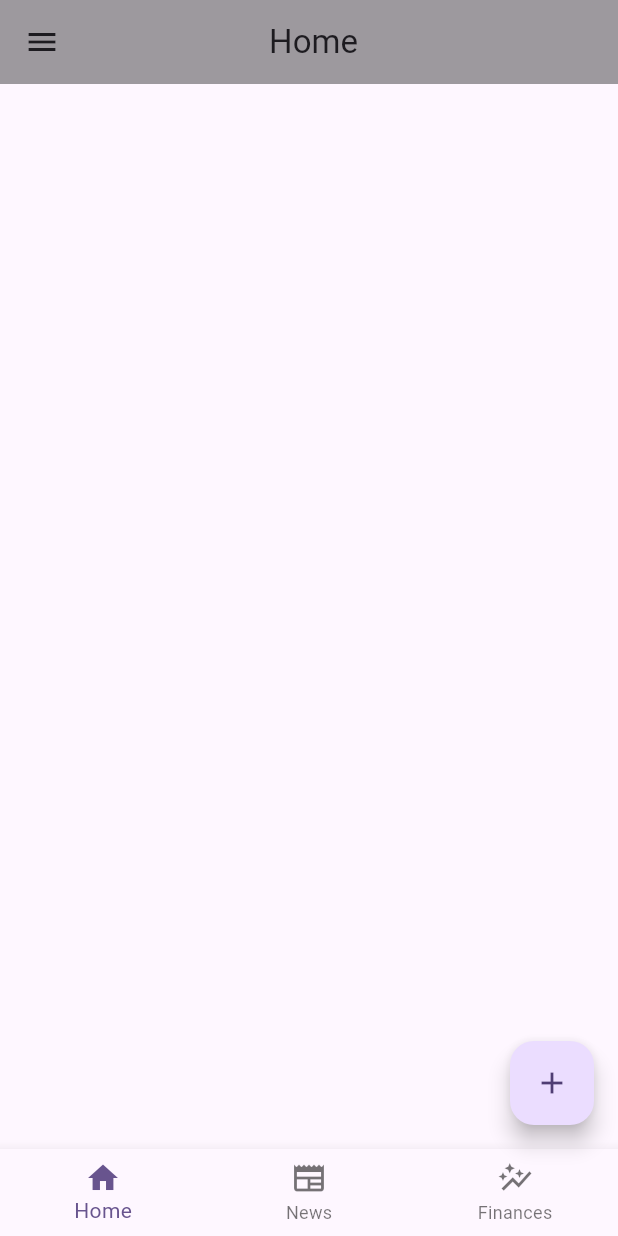
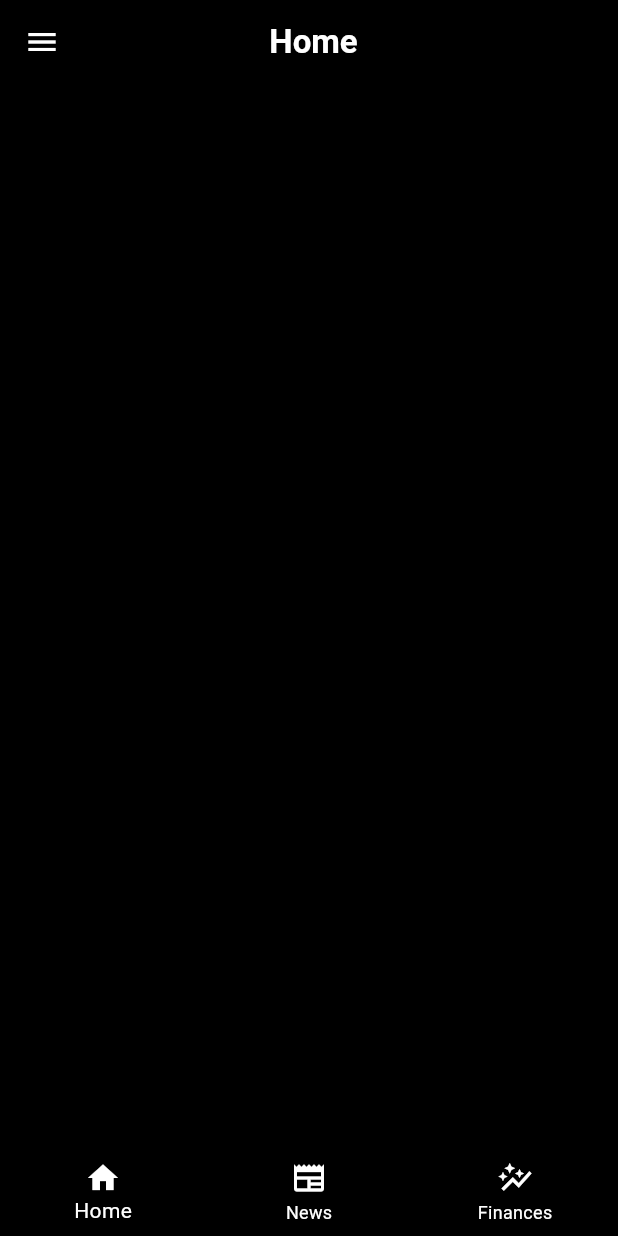
Before and after one commit to CarlosBeilstein/AppAndroidProg, a Flutter app: the screen it shows after launch, on a phone screen of 412 x 824 dp. Run offline on Flutter 3.47's test engine with Material 3 defaults, Android fonts, the light colour scheme and no system bars; our stand-ins replace get, google_fonts.

Commit message:
Pimmelsack mit seife

```diff
--- a/lib/screens/finance_screen_two.dart
+++ b/lib/screens/finance_screen_two.dart
@@ -114,7 +114,7 @@ class _FinanceScreenState extends State<FinanceScreen> {
       ),
       floatingActionButton: FloatingActionButton(
         onPressed: goToFavorites,
-        child: Icon(Icons.favorite),
+        child: Icon(Icons.favorite, color: Colors.black,),
         backgroundColor: Colors.white,
       ),
     );
--- a/lib/screens/homescreen.dart
+++ b/lib/screens/homescreen.dart
@@ -13,14 +13,17 @@ class HomeScreen extends StatelessWidget {
   @override
   Widget build(BuildContext context) {
     return Scaffold(
+      backgroundColor: Colors.black,
       appBar: AppBar(
-        backgroundColor: Colors.black38,
+        backgroundColor: Colors.black,
+        iconTheme: IconThemeData(color: Colors.white),
         title: Padding(
           padding: const EdgeInsets.only(right: 50.0),
-          child: Center(child: Text("Home")),
+          child: Center(child: Text("Home", style: TextStyle(color: Colors.white, fontWeight: FontWeight.bold))),
         ),
       ),
       bottomNavigationBar: BottomNavigationBar(
+        backgroundColor: Colors.black,
         currentIndex: 0,
         items: [
           BottomNavigationBarItem(
@@ -36,6 +39,8 @@ class HomeScreen extends StatelessWidget {
             label: 'Finances',
           ),
         ],
+        selectedItemColor: Colors.white,
+        unselectedItemColor: Colors.white,
         onTap: (index) {
           if(index == 1) {
             //Navigator.pop(context, true);
@@ -58,7 +63,6 @@ class HomeScreen extends StatelessWidget {
 
         ],
       ),
-      floatingActionButton: MyFloatingActionButton(),
     );
   }
 }
--- a/lib/screens/news_screen_two.dart
+++ b/lib/screens/news_screen_two.dart
@@ -23,7 +23,7 @@ class _NewsScreenState extends State<NewsScreenTwo> {
   int currentPage = 0;
 
   //Search variables for Radio selection and Searchbar
-  String? selectedCountry = 'de';
+  String? selectedCountry = 'us';
   String? selectedCategory = 'general';
   String? searchedItem = '';
 
```
Also changed, not shown: lib/model/finance_object.dart (+35 -5 lines), lib/screens/detailed_finance_screen.dart (+9 -2 lines), lib/screens/favorite_stocks.dart (+16 -1 lines), 1 other file.
